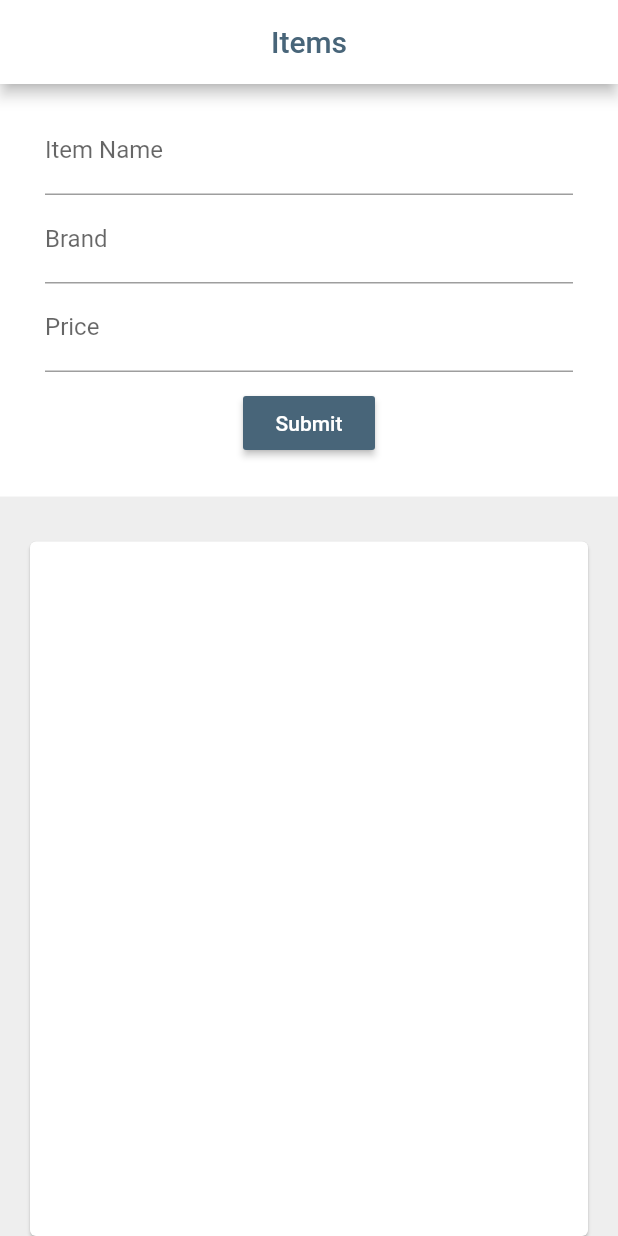
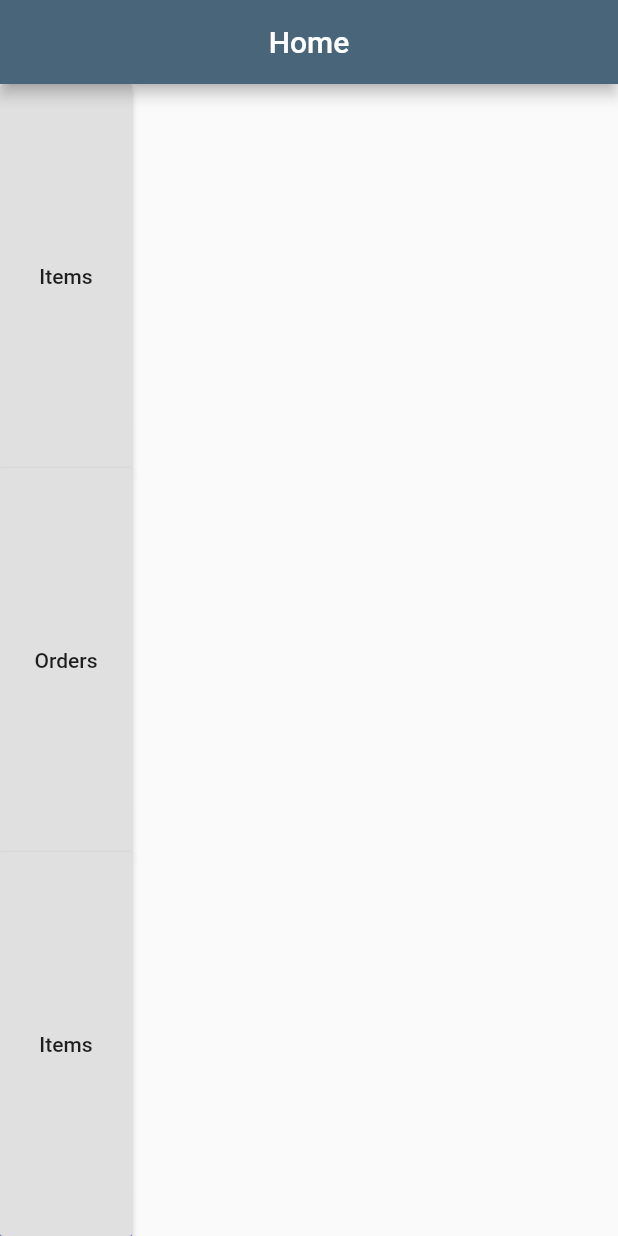
Before and after one commit to Anjaa84/procurre_me, a Flutter app: the screen it shows after launch, on a phone screen of 412 x 824 dp. Run offline on Flutter 3.47's test engine with Material 2 defaults, Android fonts, the phone set to English and light mode, and no system bars; our stand-ins replace dropdown_formfield, sqflite; accounts and stored records are empty.

```diff
--- a/lib/main.dart
+++ b/lib/main.dart
@@ -1,5 +1,6 @@
 import 'package:flutter/material.dart';
 import 'package:flutter_project/model/contact.dart';
+import 'package:flutter_project/screens/home_page.dart';
 import 'package:flutter_project/screens/item_page.dart';
 import 'package:flutter_project/utils/database_helper.dart';
 
@@ -17,7 +18,7 @@ class MyApp extends StatelessWidget {
       theme: ThemeData(
         primaryColor: darkBlueColor,
       ),
-      home: ItemPage(),
+      home: HomePage(),
     );
   }
 }
--- /dev/null
+++ b/lib/screens/home_page.dart
@@ -0,0 +1,63 @@
+import 'package:flutter/cupertino.dart';
+import 'package:flutter/material.dart';
+import 'package:flutter_project/screens/item_page.dart';
+import 'package:flutter_project/screens/order_page.dart';
+
+class HomePage extends StatefulWidget {
+  @override
+  _HomePageState createState() => _HomePageState();
+}
+
+class _HomePageState extends State<HomePage> {
+  @override
+  Widget build(BuildContext context) {
+    return Scaffold(
+      appBar: AppBar(title:Text('Home'),centerTitle:true,),
+      body: SafeArea(
+        child: Container(
+          decoration: BoxDecoration(
+              image: DecorationImage(
+                  image: AssetImage("assets/images/bg.png"), fit: BoxFit.cover)),
+          child: Column(
+
+            mainAxisAlignment: MainAxisAlignment.center,
+            children: [
+              Expanded(
+                flex: 1,
+                child: RaisedButton(
+                  onPressed: () {
+                    Navigator.push(
+                      context,
+                      MaterialPageRoute(builder: (context) => ItemPage()),
+                    );
+                  },
+                  child: Text('Items'),),
+              ),
+              Expanded(
+                flex: 1,
+                child: RaisedButton(
+                  onPressed: () {
+                    Navigator.push(
+                      context,
+                      MaterialPageRoute(builder: (context) => OrderPage()),
+                    );
+                  },
+                  child: Text('Orders'),),
+              ),
+              Expanded(
+                child: RaisedButton(
+                  onPressed: () {
+                    Navigator.push(
+                      context,
+                      MaterialPageRoute(builder: (context) => ItemPage()),
+                    );
+                  },
+                  child: Text('Items'),),
+              )
+            ],
+          ),
+        ),
+      ),
+    );
+  }
+}
```
Also changed, not shown: lib/model/user.dart (added, +22 -0 lines), lib/screens/item_page.dart (+15 -11 lines), lib/screens/login_page.dart (added, +161 -0 lines), lib/screens/order_page.dart (added, +156 -0 lines), lib/screens/supplier_page.dart (added, +15 -0 lines), lib/utils/database_helper.dart (+10 -0 lines), pubspec.yaml (+4 -3 lines), assets/images/bg.png (added), pubspec.lock.
